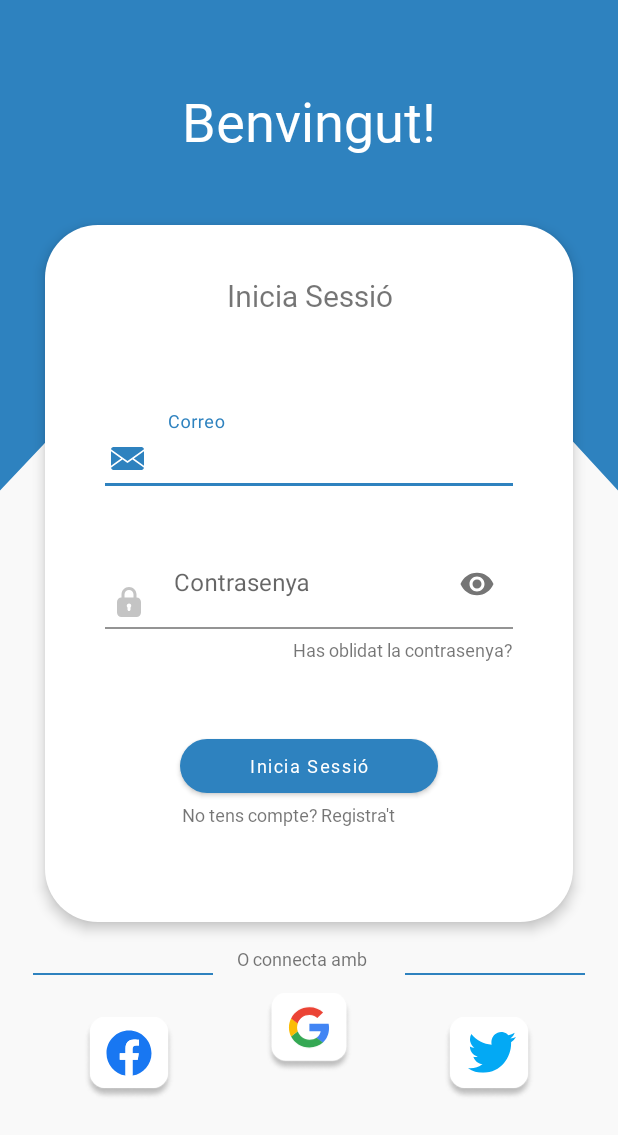
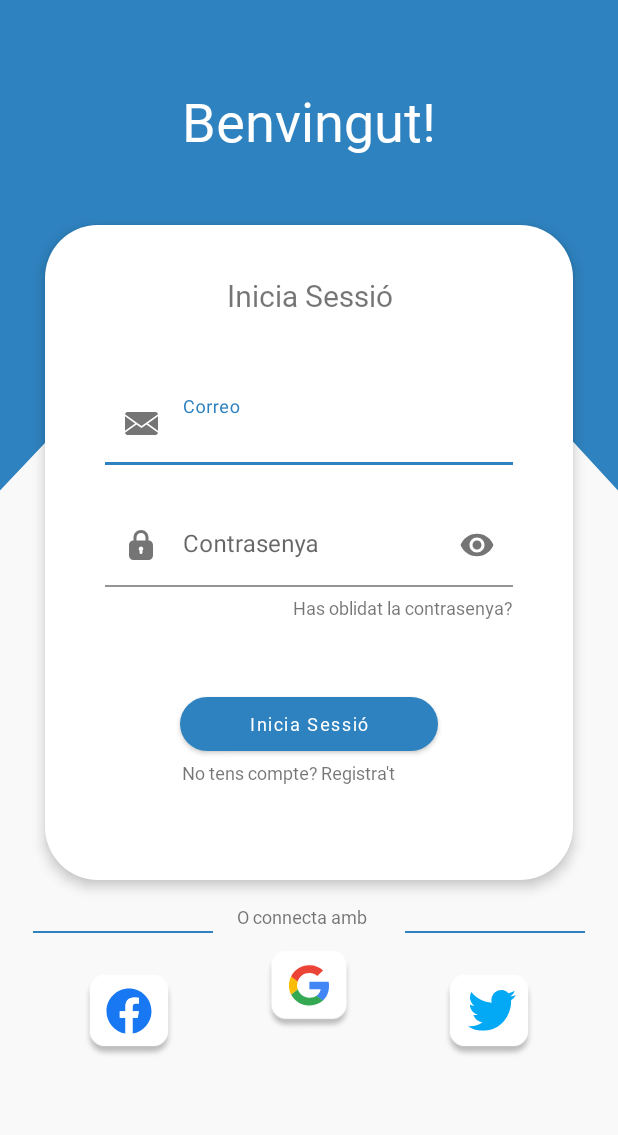
Before and after one commit to erikmiro/Cataleg_App, an Android app: the screen it shows after launch (LoginScreen), on a phone screen of 412 x 824 dp. Shown: the top 1135 px of the screen. Run offline under Robolectric (Android 15) with nearby library versions, the phone set to English and light mode, and no system bars.

Commit message:
[WP-26] Changed text fields icon and made it text input layout drawable icon instead of edit text start icon.

```diff
--- a/app/src/main/java/com/example/wapps/LoginScreen/LoginScreen.java
+++ b/app/src/main/java/com/example/wapps/LoginScreen/LoginScreen.java
@@ -1,10 +1,17 @@
 package com.example.wapps.LoginScreen;
 
 import androidx.appcompat.app.AppCompatActivity;
+import androidx.core.content.ContextCompat;
 
 import android.os.Bundle;
+import android.view.View;
+import android.view.ViewGroup;
+import android.widget.EditText;
+import android.widget.TextView;
 
 import com.example.wapps.R;
+import com.google.android.material.textfield.TextInputEditText;
+import com.google.android.material.textfield.TextInputLayout;
 
 public class LoginScreen extends AppCompatActivity {
 
@@ -12,5 +19,12 @@ public class LoginScreen extends AppCompatActivity {
     protected void onCreate(Bundle savedInstanceState) {
         super.onCreate(savedInstanceState);
         setContentView(R.layout.activity_login_screen);
+
+        // Properties
+        TextInputLayout passwordTxt = findViewById(R.id.loginPasswordTxt);
+
+        //  passwordTxt.setStartIconTintList(ContextCompat.getColorStateList(this, R.color));
+
     }
+
 }
--- /dev/null
+++ b/app/src/main/res/drawable/lock_icon_selector.xml
@@ -0,0 +1,6 @@
+<?xml version="1.0" encoding="utf-8"?>
+<selector xmlns:android="http://schemas.android.com/apk/res/android">
+    <item android:color="@color/blue" android:state_activated="true"/>
+    <item android:color="@color/grey" android:state_enabled="false"/>
+    <item android:alpha="0.54" android:color="?attr/colorOnSurface"/>
+</selector>
--- a/app/src/main/res/drawable/show_password_selector.xml
+++ /dev/null
@@ -1,5 +0,0 @@
-<?xml version="1.0" encoding="utf-8"?>
-<selector xmlns:android="http://schemas.android.com/apk/res/android">
-<item android:drawable="@drawable/custom_eye_icon" android:state_checked="true"/>
-    <item android:drawable="@drawable/custom_eye_closed_icon"/>
-</selector>
--- a/app/src/main/res/layout/activity_login_screen.xml
+++ b/app/src/main/res/layout/activity_login_screen.xml
@@ -88,12 +88,11 @@
                 android:layout_height="wrap_content"
                 android:layout_marginTop="28dp"
                 android:layout_marginEnd="56dp"
+                app:layout_constraintEnd_toEndOf="parent"
+                app:layout_constraintTop_toBottomOf="@+id/loginLine2"
                 app:srcCompat="@drawable/white_box"
-                app:layout_constraintTop_toBottomOf="@+id/loginLine2"
-                app:layout_constraintEnd_toEndOf="parent"
                 tools:layout_editor_absoluteX="295dp"
                 tools:layout_editor_absoluteY="700dp" />
-
 
 
             <ImageView
@@ -101,8 +100,8 @@
                 android:layout_width="wrap_content"
                 android:layout_height="wrap_content"
                 android:layout_marginTop="28dp"
+                android:layout_marginEnd="56dp"
                 android:background="@drawable/ic_twitter_icon"
-                android:layout_marginEnd="56dp"
                 app:layout_constraintEnd_toEndOf="parent"
                 app:layout_constraintTop_toBottomOf="@+id/loginLine2" />
 
@@ -118,7 +117,7 @@
 
             <ImageView
                 android:id="@+id/loginLine2"
-                android:layout_width="wrap_content"
+                android:layout_width="0dp"
                 android:layout_height="wrap_content"
                 android:layout_marginTop="34dp"
                 android:layout_marginEnd="22dp"
@@ -142,7 +141,7 @@
                 <com.google.android.material.textfield.TextInputLayout
                     android:id="@+id/loginPasswordTxt"
                     android:layout_width="0dp"
-                    android:layout_height="70dp"
+                    android:layout_height="wrap_content"
                     android:layout_marginStart="40dp"
                     android:layout_marginTop="25dp"
                     android:layout_marginEnd="40dp"
@@ -150,34 +149,28 @@
                     app:layout_constraintEnd_toEndOf="parent"
                     app:layout_constraintStart_toStartOf="parent"
                     app:layout_constraintTop_toBottomOf="@+id/emailTxt"
-                    app:passwordToggleEnabled="true">
+                    app:passwordToggleEnabled="true"
+                    app:startIconDrawable="@drawable/custom_lock_icon">
 
                     <EditText
                         android:id="@+id/etPassword"
                         android:layout_width="match_parent"
-                        android:layout_height="60dp"
-                        android:layout_centerHorizontal="true"
-                        android:layout_centerVertical="true"
+                        android:layout_height="wrap_content"
                         android:background="@color/white"
-                        android:drawablePadding="18dp"
-                        android:drawableStart="@drawable/custom_lock_icon"
-                        android:ems="10"
-                        android:paddingBottom="0dp"
                         android:hint="@string/password"
                         android:inputType="textPassword"
-                        android:singleLine="true"
-                        android:paddingStart="4dp"
-                        android:paddingEnd="8dp" />
+                        android:singleLine="true" />
                 </com.google.android.material.textfield.TextInputLayout>
 
                 <com.google.android.material.textfield.TextInputLayout
                     android:id="@+id/emailTxt"
                     android:layout_width="0dp"
-                    android:layout_height="70dp"
+                    android:layout_height="wrap_content"
                     android:layout_marginStart="40dp"
                     android:layout_marginTop="20dp"
                     android:layout_marginEnd="40dp"
                     android:gravity="bottom"
+                    app:startIconDrawable="@drawable/custom_email_icon"
                     app:layout_constraintEnd_toEndOf="parent"
                     app:layout_constraintStart_toStartOf="parent"
                     app:layout_constraintTop_toBottomOf="@+id/loginTxt">
@@ -185,25 +178,20 @@
                     <EditText
                         android:id="@+id/etEmail"
                         android:layout_width="match_parent"
-                        android:layout_height="60dp"
+                        android:layout_height="wrap_content"
                         android:layout_centerHorizontal="true"
                         android:layout_centerVertical="true"
                         android:background="@color/white"
-                        android:drawableStart="@drawable/custom_email_icon"
-                        android:drawablePadding="16dp"
-                        android:paddingBottom="0dp"
                         android:ems="10"
                         android:hint="@string/email"
                         android:inputType="textEmailAddress"
                         android:lines="1"
-                        android:maxLines="1"
-                        android:paddingStart="4dp"
-                        android:paddingEnd="8dp" />
+                        android:maxLines="1" />
                 </com.google.android.material.textfield.TextInputLayout>
 
                 <TextView
                     android:id="@+id/noAccTxt"
-                    android:layout_width="wrap_content"
+                    android:layout_width="0dp"
                     android:layout_height="wrap_content"
                     android:layout_marginStart="91dp"
                     android:fontFamily="@font/notosanshk_regular"
```
